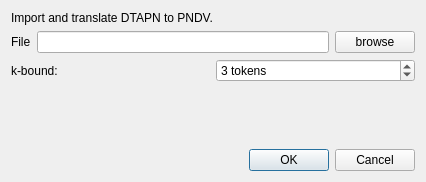
Qt form PeTedit/Dialogs/ImportDTAPNDialog.ui (jonasfj/PeTe) before a commit.
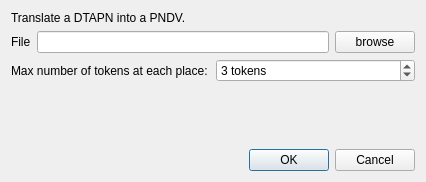
The same form after that commit.

What changed in the file:
```diff
--- a/PeTedit/Dialogs/ImportDTAPNDialog.ui
+++ b/PeTedit/Dialogs/ImportDTAPNDialog.ui
@@ -17,7 +17,7 @@
    <item>
     <widget class="QLabel" name="label_3">
      <property name="text">
-      <string>Import and translate DTAPN to PNDV.</string>
+      <string>Translate a DTAPN into a PNDV.</string>
      </property>
     </widget>
    </item>
@@ -47,7 +47,7 @@
      <item>
       <widget class="QLabel" name="label_2">
        <property name="text">
-        <string>k-bound:</string>
+        <string>Max number of tokens at each place:</string>
        </property>
       </widget>
      </item>
```
